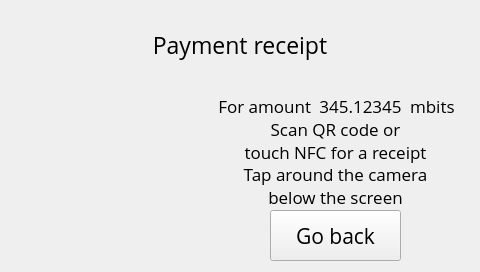
This is xbterminal/gui/ui.ui in alexykot/xbterminal-firmware as Qt 5 draws it before an edit. The edited form follows.
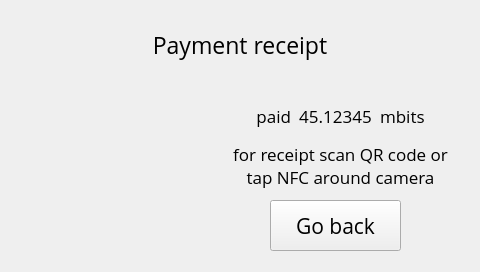
This is the edited form. The open tabs and pages were chosen to show the change.

Commit message: Change text on receipt screens

```diff
--- a/xbterminal/gui/ui.ui
+++ b/xbterminal/gui/ui.ui
@@ -1035,9 +1035,9 @@
     <widget class="QLabel" name="preceipt_scan_lbl">
      <property name="geometry">
       <rect>
-       <x>200</x>
-       <y>115</y>
-       <width>271</width>
+       <x>210</x>
+       <y>140</y>
+       <width>261</width>
        <height>51</height>
       </rect>
      </property>
@@ -1048,8 +1048,8 @@
       </font>
      </property>
      <property name="text">
-      <string>Scan QR code or
-touch NFC for a receipt</string>
+      <string>for receipt scan QR code or
+tap NFC around camera</string>
      </property>
      <property name="alignment">
       <set>Qt::AlignCenter</set>
@@ -1076,34 +1076,11 @@
       <bool>true</bool>
      </property>
     </widget>
-    <widget class="QLabel" name="preceipt_tap_lbl">
-     <property name="geometry">
-      <rect>
-       <x>200</x>
-       <y>165</y>
-       <width>271</width>
-       <height>41</height>
-      </rect>
-     </property>
-     <property name="font">
-      <font>
-       <family>Open Sans</family>
-       <pointsize>13</pointsize>
-      </font>
-     </property>
-     <property name="text">
-      <string>Tap around the camera
-below the screen</string>
-     </property>
-     <property name="alignment">
-      <set>Qt::AlignCenter</set>
-     </property>
-    </widget>
     <widget class="QPushButton" name="preceipt_goback_btn">
      <property name="geometry">
       <rect>
        <x>270</x>
-       <y>210</y>
+       <y>200</y>
        <width>131</width>
        <height>51</height>
       </rect>
@@ -1134,9 +1111,9 @@
     <widget class="QLabel" name="preceipt_btc1_lbl">
      <property name="geometry">
       <rect>
-       <x>190</x>
-       <y>90</y>
-       <width>121</width>
+       <x>210</x>
+       <y>100</y>
+       <width>81</width>
        <height>31</height>
       </rect>
      </property>
@@ -1147,7 +1124,7 @@
       </font>
      </property>
      <property name="text">
-      <string>For amount</string>
+      <string>paid</string>
      </property>
      <property name="alignment">
       <set>Qt::AlignRight|Qt::AlignTrailing|Qt::AlignVCenter</set>
@@ -1156,9 +1133,9 @@
     <widget class="QLabel" name="preceipt_btc2_lbl">
      <property name="geometry">
       <rect>
-       <x>410</x>
-       <y>90</y>
-       <width>51</width>
+       <x>380</x>
+       <y>100</y>
+       <width>91</width>
        <height>31</height>
       </rect>
      </property>
@@ -1175,9 +1152,9 @@
     <widget class="QLabel" name="preceipt_btc_amount_lbl">
      <property name="geometry">
       <rect>
-       <x>310</x>
-       <y>90</y>
-       <width>101</width>
+       <x>290</x>
+       <y>100</y>
+       <width>91</width>
        <height>31</height>
       </rect>
      </property>
@@ -1188,7 +1165,7 @@
       </font>
      </property>
      <property name="text">
-      <string>345.12345</string>
+      <string>45.12345</string>
      </property>
      <property name="alignment">
       <set>Qt::AlignCenter</set>
```
Left out of the diff: 57 changed lines with no effect on the pictures.
